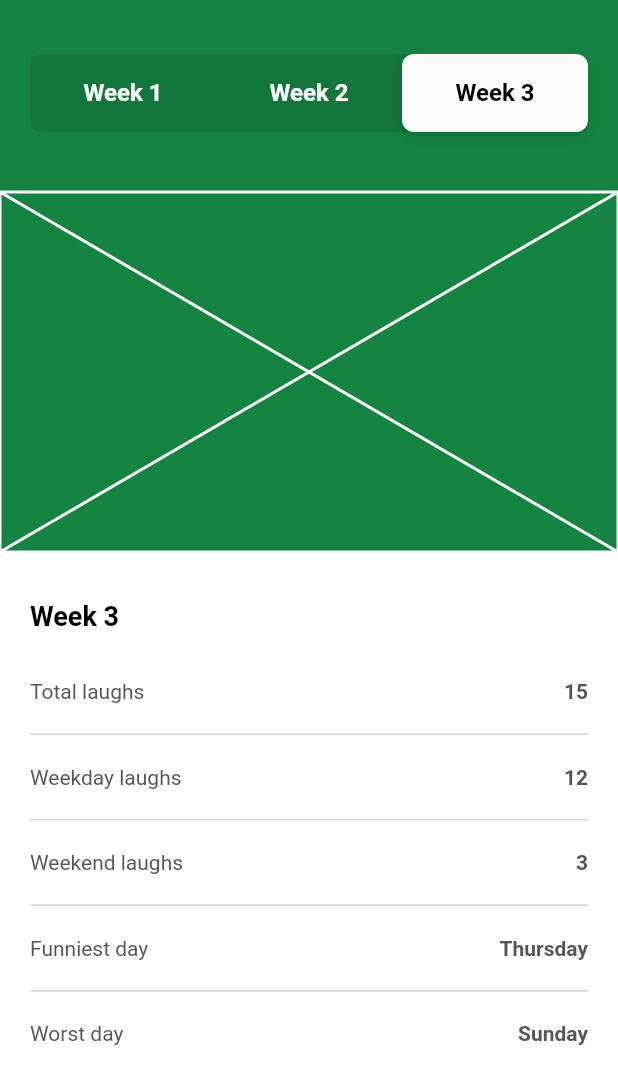
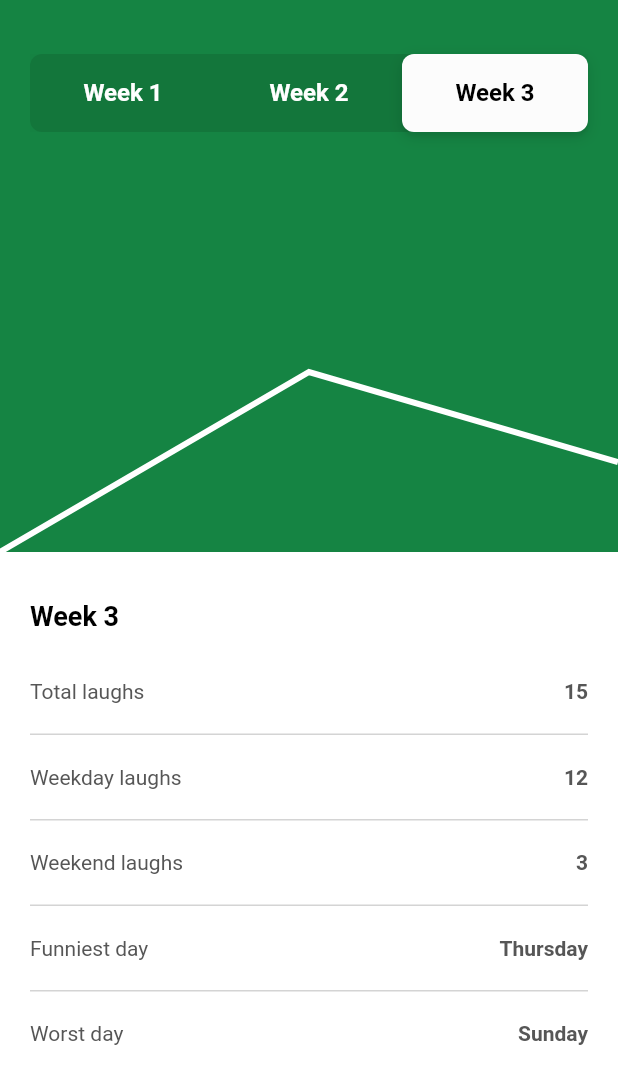
Before and after one commit to Wisdozzh/curve_line_demo, a Flutter app: the screen it shows after launch, on a phone screen of 412 x 824 dp, the part 156-1236 px from its top. Run offline on Flutter 3.47's test engine with Material 2 defaults, Android fonts, the phone set to English and light mode, and no system bars.

Commit message:
feat:Adding a CustomPaint() widget

```diff
--- a/lib/main.dart
+++ b/lib/main.dart
@@ -109,10 +109,13 @@
               height: chartHeight,
               color: const Color(0XFF158443),
               child: Stack(
-                children: const [
-                  Placeholder(
-                    color: Colors.white,
-                  )
+                children: [
+                  CustomPaint(
+                    size: Size(MediaQuery.of(context).size.width, chartHeight),
+                    painter: PathPainter(
+                      path: drawPath(),
+                    ),
+                  ),
                 ],
               ),
             ),
@@ -132,6 +135,16 @@
         ),
       ],
     );
+  }
+
+  Path drawPath() {
+    final width = MediaQuery.of(context).size.width;
+    final height = chartHeight;
+    final path = Path();
+    path.moveTo(0, height);
+    path.lineTo(width / 2, height * 0.5);
+    path.lineTo(width, height * 0.75);
+    return path;
   }
 }
 
@@ -156,3 +169,22 @@
     );
   }
 }
+
+class PathPainter extends CustomPainter {
+  Path path;
+  PathPainter({required this.path});
+
+  @override
+  void paint(Canvas canvas, Size size) {
+    // paint the line
+    final paint = Paint()
+        ..color = Colors.white
+        ..style = PaintingStyle.stroke
+        ..strokeWidth = 4.0;
+    canvas.drawPath(path, paint);
+  }
+
+  @override
+  bool shouldRepaint(covariant CustomPainter oldDelegate) => true;
+
+}
```
